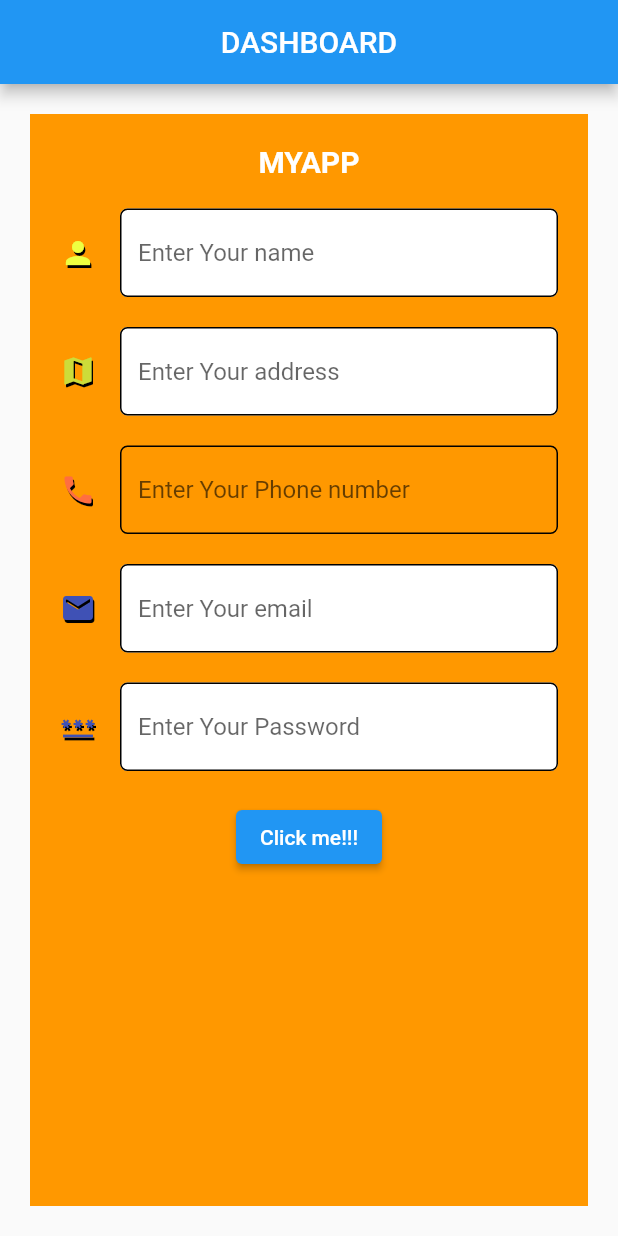
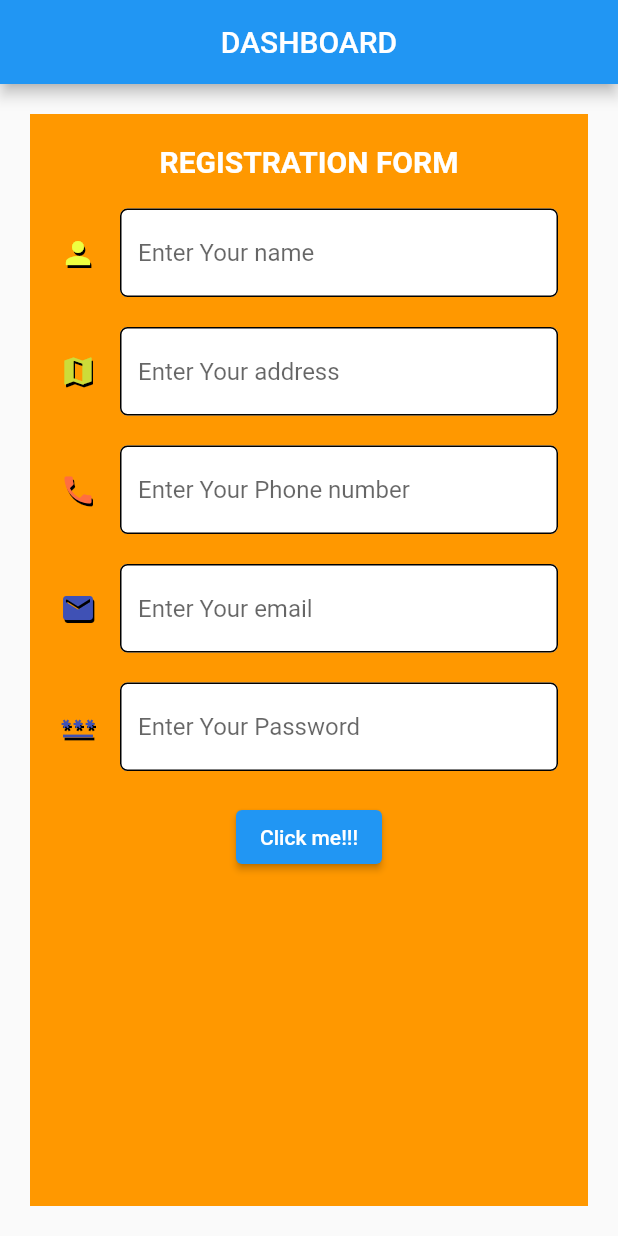
Before and after one commit to AnuLoveCoding/project_02, a Flutter app: the screen it shows after launch, on a phone screen of 412 x 824 dp. Run offline on Flutter 3.47's test engine with Material 2 defaults, Android fonts, the phone set to English and light mode, and no system bars.

Commit message:
git commit -m "Flutter-project"

```diff
--- a/lib/01.dart
+++ b/lib/01.dart
@@ -23,7 +23,7 @@ class MyWidget extends StatelessWidget {
         padding: EdgeInsets.all(20.0),
         child: Column(
           children: [
-            Text('MyApp'.toUpperCase(),style: TextStyle(color: Colors.white,fontWeight: FontWeight.bold,fontSize: 20.0),),
+            Text('Registration Form'.toUpperCase(),style: TextStyle(color: Colors.white,fontWeight: FontWeight.bold,fontSize: 20.0),),
             SizedBox(height: 20.0,),
             TextField(
               controller: name,
@@ -60,6 +60,8 @@ class MyWidget extends StatelessWidget {
           TextField(
             controller: phone,
             decoration: InputDecoration(
+              filled: true,
+              fillColor: Colors.white,
                 enabledBorder: OutlineInputBorder(
                   borderRadius: BorderRadius.circular(5),
                 ),
@@ -111,7 +113,7 @@ class MyWidget extends StatelessWidget {
           SizedBox(height: 20.0,),
 
           ElevatedButton(onPressed: (){
-            print('${name.text}\n${address.text}\n ${e_mail.text}\n ${phone.text}');
+            print('${name.text}\n${address.text}\n${e_mail.text}\n${phone.text}');
             }, child: Text('Click me!!!'),),
           ],
         ),
```
